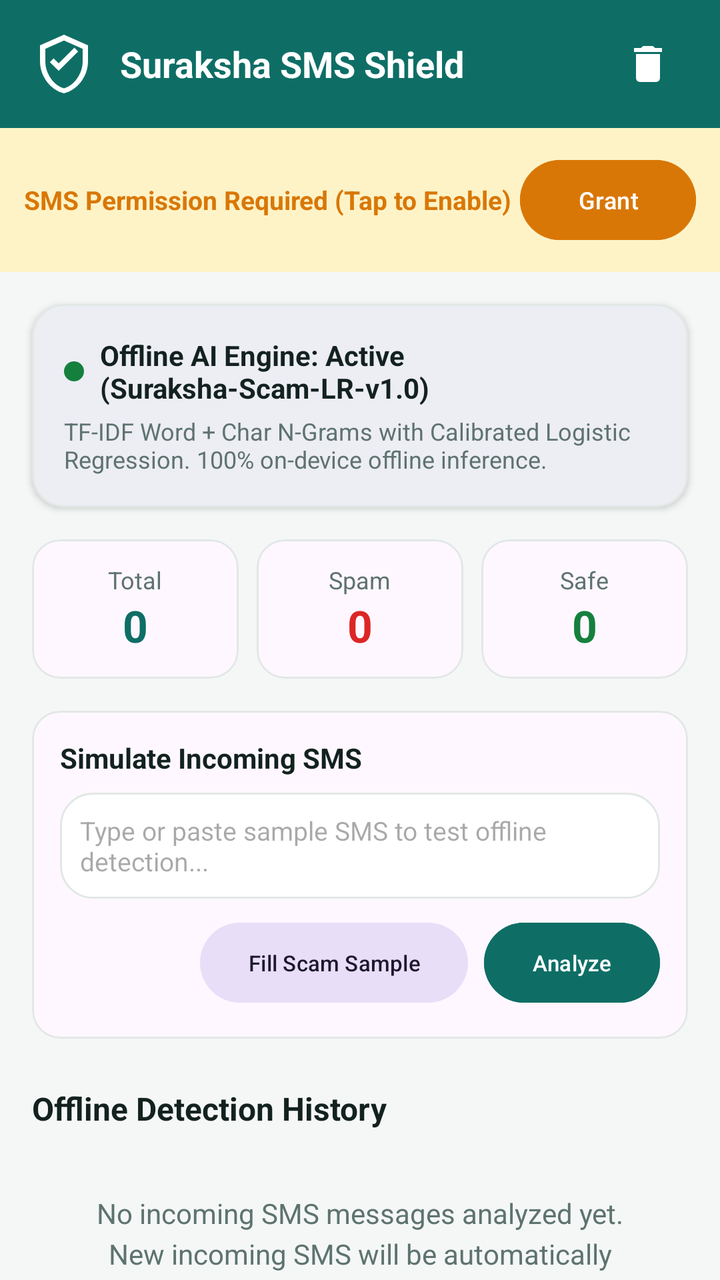
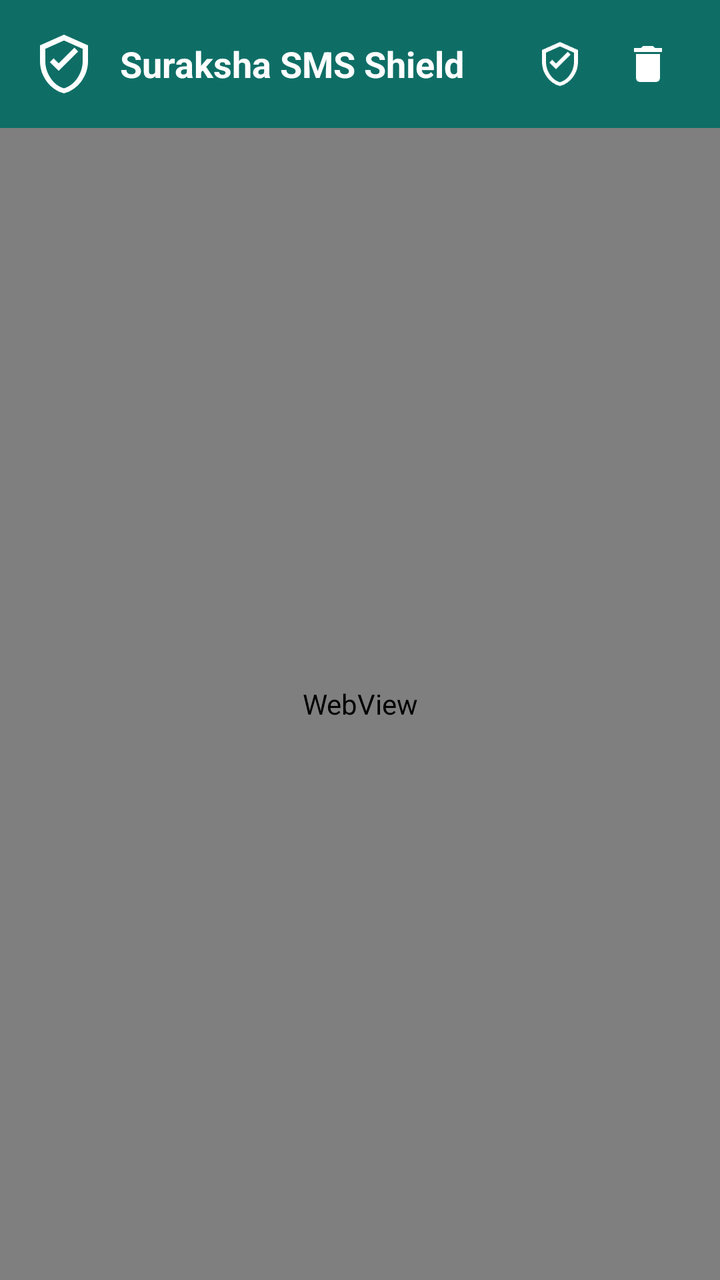

Screens rendered from an Android XML layout before and after an edit, with the pre-edit source and the edit as a unified diff.
<!-- AndroidManifest.xml: application theme Theme.Suraksha -->
<!-- res/layout/activity_main.xml -->
<?xml version="1.0" encoding="utf-8"?>
<androidx.coordinatorlayout.widget.CoordinatorLayout xmlns:android="http://schemas.android.com/apk/res/android"
    xmlns:app="http://schemas.android.com/apk/res-auto"
    xmlns:tools="http://schemas.android.com/tools"
    android:layout_width="match_parent"
    android:layout_height="match_parent"
    android:background="@color/bg_screen">

    <com.google.android.material.appbar.AppBarLayout
        android:layout_width="match_parent"
        android:layout_height="wrap_content"
        android:background="@color/primary_teal">

        <androidx.appcompat.widget.Toolbar
            android:id="@+id/toolbar"
            android:layout_width="match_parent"
            android:layout_height="?attr/actionBarSize"
            app:titleTextColor="@android:color/white">

            <LinearLayout
                android:layout_width="match_parent"
                android:layout_height="match_parent"
                android:gravity="center_vertical"
                android:orientation="horizontal"
                android:paddingEnd="16dp">

                <ImageView
                    android:layout_width="32dp"
                    android:layout_height="32dp"
                    android:src="@drawable/ic_shield"
                    app:tint="@android:color/white" />

                <TextView
                    android:layout_width="0dp"
                    android:layout_height="wrap_content"
                    android:layout_marginStart="12dp"
                    android:layout_weight="1"
                    android:text="Suraksha SMS Shield"
                    android:textColor="@android:color/white"
                    android:textSize="18sp"
                    android:textStyle="bold" />

                <ImageButton
                    android:id="@+id/btnClearHistory"
                    android:layout_width="40dp"
                    android:layout_height="40dp"
                    android:background="?attr/selectableItemBackgroundBorderless"
                    android:contentDescription="Clear History"
                    android:src="@drawable/ic_delete"
                    app:tint="@android:color/white" />
            </LinearLayout>

        </androidx.appcompat.widget.Toolbar>

    </com.google.android.material.appbar.AppBarLayout>

    <androidx.core.widget.NestedScrollView
        android:layout_width="match_parent"
        android:layout_height="match_parent"
        android:fillViewport="true"
        app:layout_behavior="@string/appbar_scrolling_view_behavior">

        <LinearLayout
            android:layout_width="match_parent"
            android:layout_height="wrap_content"
            android:orientation="vertical"
            android:paddingBottom="24dp">

            
            <LinearLayout
                android:id="@+id/bannerPermission"
                android:layout_width="match_parent"
                android:layout_height="wrap_content"
                android:background="@color/accent_saffron_soft"
                android:gravity="center_vertical"
                android:orientation="horizontal"
                android:padding="12dp">

                <TextView
                    android:id="@+id/txtPermissionStatus"
                    android:layout_width="0dp"
                    android:layout_height="wrap_content"
                    android:layout_weight="1"
                    android:text="@string/permission_needed"
                    android:textColor="@color/accent_saffron"
                    android:textSize="13sp"
                    android:textStyle="bold" />

                <com.google.android.material.button.MaterialButton
                    android:id="@+id/btnGrantPermission"
                    style="@style/Widget.Material3.Button"
                    android:layout_width="wrap_content"
                    android:layout_height="wrap_content"
                    android:backgroundTint="@color/accent_saffron"
                    android:text="Grant"
                    android:textSize="12sp" />
            </LinearLayout>

            
            <com.google.android.material.card.MaterialCardView
                android:layout_width="match_parent"
                android:layout_height="wrap_content"
                android:layout_margin="16dp"
                app:cardCornerRadius="16dp"
                app:cardElevation="2dp"
                app:strokeColor="@color/border_color"
                app:strokeWidth="1dp">

                <LinearLayout
                    android:layout_width="match_parent"
                    android:layout_height="wrap_content"
                    android:orientation="vertical"
                    android:padding="16dp">

                    <LinearLayout
                        android:layout_width="match_parent"
                        android:layout_height="wrap_content"
                        android:gravity="center_vertical"
                        android:orientation="horizontal">

                        <View
                            android:id="@+id/dotModelStatus"
                            android:layout_width="10dp"
                            android:layout_height="10dp"
                            android:background="@drawable/rounded_card_bg"
                            android:backgroundTint="@color/color_safe" />

                        <TextView
                            android:id="@+id/txtModelStatusTitle"
                            android:layout_width="wrap_content"
                            android:layout_height="wrap_content"
                            android:layout_marginStart="8dp"
                            android:text="@string/status_model_active"
                            android:textColor="@color/text_main"
                            android:textSize="14sp"
                            android:textStyle="bold" />
                    </LinearLayout>

                    <TextView
                        android:id="@+id/txtModelDetails"
                        android:layout_width="wrap_content"
                        android:layout_height="wrap_content"
                        android:layout_marginTop="4dp"
                        android:text="TF-IDF Word + Char N-Grams with Calibrated Logistic Regression. 100% on-device offline inference."
                        android:textColor="@color/text_muted"
                        android:textSize="12sp" />
                </LinearLayout>

            </com.google.android.material.card.MaterialCardView>

            
            <LinearLayout
                android:layout_width="match_parent"
                android:layout_height="wrap_content"
                android:layout_marginHorizontal="16dp"
                android:orientation="horizontal">

                <com.google.android.material.card.MaterialCardView
                    android:layout_width="0dp"
                    android:layout_height="wrap_content"
                    android:layout_marginEnd="6dp"
                    android:layout_weight="1"
                    app:cardCornerRadius="14dp"
                    app:strokeColor="@color/border_color"
                    app:strokeWidth="1dp">

                    <LinearLayout
                        android:layout_width="match_parent"
                        android:layout_height="wrap_content"
                        android:gravity="center"
                        android:orientation="vertical"
                        android:padding="12dp">

                        <TextView
                            android:layout_width="wrap_content"
                            android:layout_height="wrap_content"
                            android:text="Total"
                            android:textColor="@color/text_muted"
                            android:textSize="12sp" />

                        <TextView
                            android:id="@+id/txtTotalCount"
                            android:layout_width="wrap_content"
                            android:layout_height="wrap_content"
                            android:text="0"
                            android:textColor="@color/primary_teal"
                            android:textSize="22sp"
                            android:textStyle="bold" />
                    </LinearLayout>
                </com.google.android.material.card.MaterialCardView>

                <com.google.android.material.card.MaterialCardView
                    android:layout_width="0dp"
                    android:layout_height="wrap_content"
                    android:layout_marginHorizontal="3dp"
                    android:layout_weight="1"
                    app:cardCornerRadius="14dp"
                    app:strokeColor="@color/border_color"
                    app:strokeWidth="1dp">

                    <LinearLayout
                        android:layout_width="match_parent"
                        android:layout_height="wrap_content"
                        android:gravity="center"
                        android:orientation="vertical"
                        android:padding="12dp">

                        <TextView
                            android:layout_width="wrap_content"
                            android:layout_height="wrap_content"
                            android:text="Spam"
                            android:textColor="@color/text_muted"
                            android:textSize="12sp" />

                        <TextView
                            android:id="@+id/txtSpamCount"
                            android:layout_width="wrap_content"
                            android:layout_height="wrap_content"
                            android:text="0"
                            android:textColor="@color/color_danger"
                            android:textSize="22sp"
                            android:textStyle="bold" />
                    </LinearLayout>
                </com.google.android.material.card.MaterialCardView>

                <com.google.android.material.card.MaterialCardView
                    android:layout_width="0dp"
                    android:layout_height="wrap_content"
                    android:layout_marginStart="6dp"
                    android:layout_weight="1"
                    app:cardCornerRadius="14dp"
                    app:strokeColor="@color/border_color"
                    app:strokeWidth="1dp">

                    <LinearLayout
                        android:layout_width="match_parent"
                        android:layout_height="wrap_content"
                        android:gravity="center"
                        android:orientation="vertical"
                        android:padding="12dp">

                        <TextView
                            android:layout_width="wrap_content"
                            android:layout_height="wrap_content"
                            android:text="Safe"
                            android:textColor="@color/text_muted"
                            android:textSize="12sp" />

                        <TextView
                            android:id="@+id/txtSafeCount"
                            android:layout_width="wrap_content"
                            android:layout_height="wrap_content"
                            android:text="0"
                            android:textColor="@color/color_safe"
                            android:textSize="22sp"
                            android:textStyle="bold" />
                    </LinearLayout>
                </com.google.android.material.card.MaterialCardView>

            </LinearLayout>

            
            <com.google.android.material.card.MaterialCardView
                android:layout_width="match_parent"
                android:layout_height="wrap_content"
                android:layout_margin="16dp"
                app:cardCornerRadius="14dp"
                app:strokeColor="@color/border_color"
                app:strokeWidth="1dp">

                <LinearLayout
                    android:layout_width="match_parent"
                    android:layout_height="wrap_content"
                    android:orientation="vertical"
                    android:padding="14dp">

                    <TextView
                        android:layout_width="wrap_content"
                        android:layout_height="wrap_content"
                        android:text="Simulate Incoming SMS"
                        android:textColor="@color/text_main"
                        android:textSize="14sp"
                        android:textStyle="bold" />

                    <EditText
                        android:id="@+id/editTestMessage"
                        android:layout_width="match_parent"
                        android:layout_height="wrap_content"
                        android:layout_marginTop="8dp"
                        android:background="@drawable/rounded_card_bg"
                        android:hint="Type or paste sample SMS to test offline detection..."
                        android:padding="10dp"
                        android:textSize="13sp" />

                    <LinearLayout
                        android:layout_width="match_parent"
                        android:layout_height="wrap_content"
                        android:layout_marginTop="8dp"
                        android:gravity="end">

                        <com.google.android.material.button.MaterialButton
                            android:id="@+id/btnSimulateSpam"
                            style="@style/Widget.Material3.Button.TonalButton"
                            android:layout_width="wrap_content"
                            android:layout_height="wrap_content"
                            android:text="Fill Scam Sample"
                            android:textSize="11sp" />

                        <com.google.android.material.button.MaterialButton
                            android:id="@+id/btnRunClassification"
                            style="@style/Widget.Material3.Button"
                            android:layout_width="wrap_content"
                            android:layout_height="wrap_content"
                            android:layout_marginStart="8dp"
                            android:backgroundTint="@color/primary_teal"
                            android:text="Analyze"
                            android:textSize="11sp" />
                    </LinearLayout>

                </LinearLayout>

            </com.google.android.material.card.MaterialCardView>

            
            <TextView
                android:layout_width="wrap_content"
                android:layout_height="wrap_content"
                android:layout_marginHorizontal="16dp"
                android:layout_marginTop="8dp"
                android:text="Offline Detection History"
                android:textColor="@color/text_main"
                android:textSize="16sp"
                android:textStyle="bold" />

            
            <TextView
                android:id="@+id/txtEmptyHistory"
                android:layout_width="match_parent"
                android:layout_height="wrap_content"
                android:layout_margin="32dp"
                android:gravity="center"
                android:lineSpacingExtra="4dp"
                android:text="@string/empty_history"
                android:textColor="@color/text_muted"
                android:textSize="14sp" />

            
            <androidx.recyclerview.widget.RecyclerView
                android:id="@+id/recyclerSmsHistory"
                android:layout_width="match_parent"
                android:layout_height="wrap_content"
                android:nestedScrollingEnabled="false"
                android:paddingTop="6dp" />

        </LinearLayout>

    </androidx.core.widget.NestedScrollView>

</androidx.coordinatorlayout.widget.CoordinatorLayout>
<!-- resources referenced by this layout -->
<resources>
  <color name="accent_saffron">#D97706</color>
  <color name="accent_saffron_soft">#FEF3C7</color>
  <color name="bg_screen">#F4F7F6</color>
  <color name="border_color">#E2E8E5</color>
  <color name="color_danger">#DC2626</color>
  <color name="color_safe">#15803D</color>
  <color name="primary_teal">#0E6E66</color>
  <color name="text_main">#13221F</color>
  <color name="text_muted">#5E736F</color>
  <!-- drawable ic_delete (drawable) -->
  <vector xmlns:android="http://schemas.android.com/apk/res/android"
      android:width="24dp"
      android:height="24dp"
      android:viewportWidth="24"
      android:viewportHeight="24">
    <path
        android:fillColor="#5E736F"
        android:pathData="M6,19c0,1.1 0.9,2 2,2h8c1.1,0 2,-0.9 2,-2V7H6v12zM19,4h-3.5l-1,-1h-5l-1,1H5v2h14V4z"/>
  </vector>
  <!-- drawable ic_shield (drawable) -->
  <vector xmlns:android="http://schemas.android.com/apk/res/android"
      android:width="24dp"
      android:height="24dp"
      android:viewportWidth="24"
      android:viewportHeight="24">
    <path
        android:fillColor="#0E6E66"
        android:pathData="M12,1L3,5v6c0,5.55 3.84,10.74 9,12 5.16,-1.26 9,-6.45 9,-12V5l-9,-4zm0,2.18l7,3.12v4.7c0,4.67 -3.13,8.99 -7,10.15 -3.87,-1.16 -7,-5.48 -7,-10.15V6.3l7,-3.12z"/>
    <path
        android:fillColor="#0E6E66"
        android:pathData="M10,14.59l-3.3,-3.3 1.41,-1.41L10,11.77l5.89,-5.88 1.41,1.41z"/>
  </vector>
  <!-- drawable rounded_card_bg (drawable) -->
  <?xml version="1.0" encoding="utf-8"?>
  <shape xmlns:android="http://schemas.android.com/apk/res/android"
      android:shape="rectangle">
      <solid android:color="@color/bg_card" />
      <corners android:radius="16dp" />
      <stroke android:width="1dp" android:color="@color/border_color" />
  </shape>
  <string name="empty_history">No incoming SMS messages analyzed yet.\nNew incoming SMS will be automatically classified offline.</string>
  <string name="permission_needed">SMS Permission Required (Tap to Enable)</string>
  <string name="status_model_active">Offline AI Engine: Active (Suraksha-Scam-LR-v1.0)</string>
  <style name="Theme.Suraksha" parent="Theme.Material3.DayNight.NoActionBar">
          <item name="colorPrimary">@color/primary_teal</item>
          <item name="colorPrimaryDark">@color/primary_teal_dark</item>
          <item name="colorSecondary">@color/accent_saffron</item>
          <item name="android:statusBarColor">@color/primary_teal_dark</item>
          <item name="android:windowBackground">@color/bg_screen</item>
      </style>
  <color name="bg_card">#FFFFFF</color>
  <color name="primary_teal_dark">#094E48</color>
</resources>

<!-- the commit's change to res/layout/activity_main.xml (unified diff, before → after) -->
@@ -39,6 +39,16 @@
                     android:textColor="@android:color/white"
                     android:textSize="18sp"
                     android:textStyle="bold" />
+
+                <ImageButton
+                    android:id="@+id/btnToggleView"
+                    android:layout_width="40dp"
+                    android:layout_height="40dp"
+                    android:layout_marginEnd="4dp"
+                    android:background="?attr/selectableItemBackgroundBorderless"
+                    android:contentDescription="Toggle Dashboard / SMS History"
+                    android:src="@drawable/ic_shield"
+                    app:tint="@android:color/white" />
 
                 <ImageButton
                     android:id="@+id/btnClearHistory"
@@ -54,11 +64,25 @@
 
     </com.google.android.material.appbar.AppBarLayout>
 
-    <androidx.core.widget.NestedScrollView
+    <FrameLayout
         android:layout_width="match_parent"
         android:layout_height="match_parent"
-        android:fillViewport="true"
         app:layout_behavior="@string/appbar_scrolling_view_behavior">
+
+        
+        <WebView
+            android:id="@+id/webViewDashboard"
+            android:layout_width="match_parent"
+            android:layout_height="match_parent"
+            android:visibility="visible" />
+
+        
+        <androidx.core.widget.NestedScrollView
+            android:id="@+id/viewSmsHistory"
+            android:layout_width="match_parent"
+            android:layout_height="match_parent"
+            android:fillViewport="true"
+            android:visibility="gone">
 
         <LinearLayout
             android:layout_width="match_parent"
@@ -356,4 +380,6 @@
 
     </androidx.core.widget.NestedScrollView>
 
+    </FrameLayout>
+
 </androidx.coordinatorlayout.widget.CoordinatorLayout>
